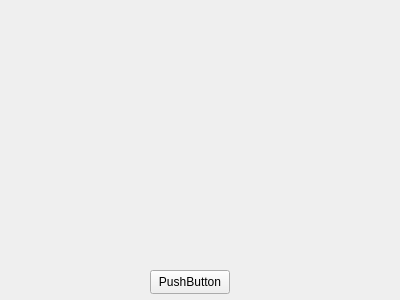
This is gameboard.ui in Sunimik1975/ihm_4connect as Qt 5 draws it before an edit. The edited form follows.
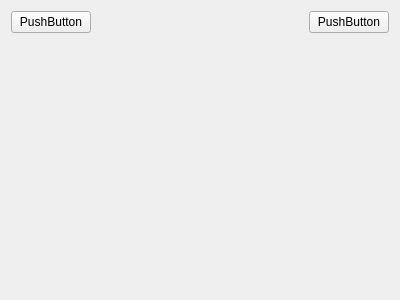
This is the edited form.

Commit message: falta poner bien los botones, de cerrar sesion

```diff
--- a/gameboard.ui
+++ b/gameboard.ui
@@ -13,19 +13,48 @@
   <property name="windowTitle">
    <string>Form</string>
   </property>
-  <widget class="QPushButton" name="cerrarSesionButton">
-   <property name="geometry">
-    <rect>
-     <x>150</x>
-     <y>270</y>
-     <width>80</width>
-     <height>24</height>
-    </rect>
-   </property>
-   <property name="text">
-    <string>PushButton</string>
-   </property>
-  </widget>
+  <layout class="QGridLayout" name="gridLayout">
+   <item row="0" column="1">
+    <spacer name="horizontalSpacer">
+     <property name="orientation">
+      <enum>Qt::Orientation::Horizontal</enum>
+     </property>
+     <property name="sizeHint" stdset="0">
+      <size>
+       <width>40</width>
+       <height>20</height>
+      </size>
+     </property>
+    </spacer>
+   </item>
+   <item row="0" column="0">
+    <widget class="QPushButton" name="cerrarPushButton">
+     <property name="text">
+      <string>PushButton</string>
+     </property>
+    </widget>
+   </item>
+   <item row="1" column="0">
+    <spacer name="verticalSpacer">
+     <property name="orientation">
+      <enum>Qt::Orientation::Vertical</enum>
+     </property>
+     <property name="sizeHint" stdset="0">
+      <size>
+       <width>20</width>
+       <height>249</height>
+      </size>
+     </property>
+    </spacer>
+   </item>
+   <item row="0" column="2">
+    <widget class="QPushButton" name="cerrarPushButton2">
+     <property name="text">
+      <string>PushButton</string>
+     </property>
+    </widget>
+   </item>
+  </layout>
  </widget>
  <resources/>
  <connections/>
```
The commit also changes 91 other files.
